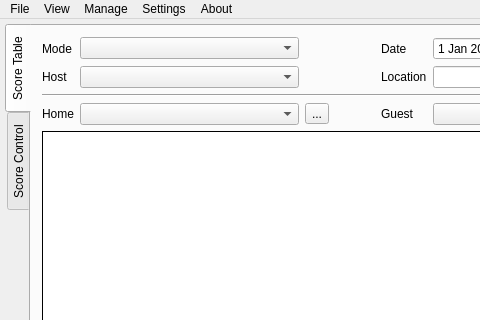
Old version of the form TeamTournament/mainwindow.ui in the repository fmuecke/Ipponboard; both pictures show x 0 to 480 and y 0 to 320 of the 810 by 680 pixel window.
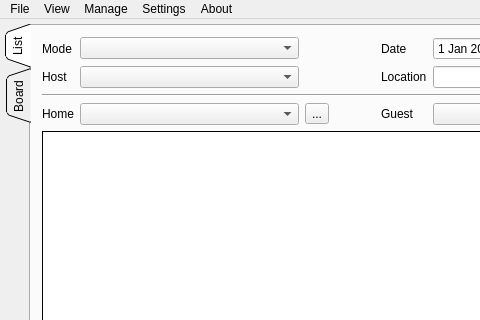
New version of the form. The open tabs and pages were chosen to show the change. Icons and pictures are not drawn.

Commit message: team: list now adjusts to number of rounds, made app fullscreen

```diff
--- a/TeamTournament/mainwindow.ui
+++ b/TeamTournament/mainwindow.ui
@@ -15,7 +15,7 @@
    </rect>
   </property>
   <property name="sizePolicy">
-   <sizepolicy hsizetype="Fixed" vsizetype="Fixed">
+   <sizepolicy hsizetype="Preferred" vsizetype="Preferred">
     <horstretch>0</horstretch>
     <verstretch>0</verstretch>
    </sizepolicy>
@@ -28,8 +28,8 @@
   </property>
   <property name="maximumSize">
    <size>
-    <width>810</width>
-    <height>680</height>
+    <width>16777215</width>
+    <height>16777215</height>
    </size>
   </property>
   <property name="windowTitle">
@@ -74,14 +74,23 @@
        <enum>QTabWidget::West</enum>
       </property>
       <property name="tabShape">
-       <enum>QTabWidget::Rounded</enum>
+       <enum>QTabWidget::Triangular</enum>
       </property>
       <property name="currentIndex">
-       <number>0</number>
+       <number>1</number>
+      </property>
+      <property name="iconSize">
+       <size>
+        <width>24</width>
+        <height>24</height>
+       </size>
       </property>
       <property name="documentMode">
        <bool>false</bool>
       </property>
+      <property name="tabsClosable">
+       <bool>false</bool>
+      </property>
       <widget class="QWidget" name="tab_score_table">
        <property name="toolTip">
         <string>Score table tab (Ctrl+1)</string>
@@ -91,7 +100,7 @@
          <normaloff>:/res/icons/list.png</normaloff>:/res/icons/list.png</iconset>
        </attribute>
        <attribute name="title">
-        <string>Score Table</string>
+        <string>List</string>
        </attribute>
        <layout class="QVBoxLayout" name="verticalLayout_7">
         <item>
@@ -726,7 +735,7 @@
          <normaloff>:/res/images/logo_team.png</normaloff>:/res/images/logo_team.png</iconset>
        </attribute>
        <attribute name="title">
-        <string>Score Control</string>
+        <string>Board</string>
        </attribute>
        <layout class="QVBoxLayout" name="verticalLayout_6" stretch="10,0,1">
         <item>
```
Left out of the diff: 57 changed lines with no effect on the pictures. The commit also changes 6 other files.
